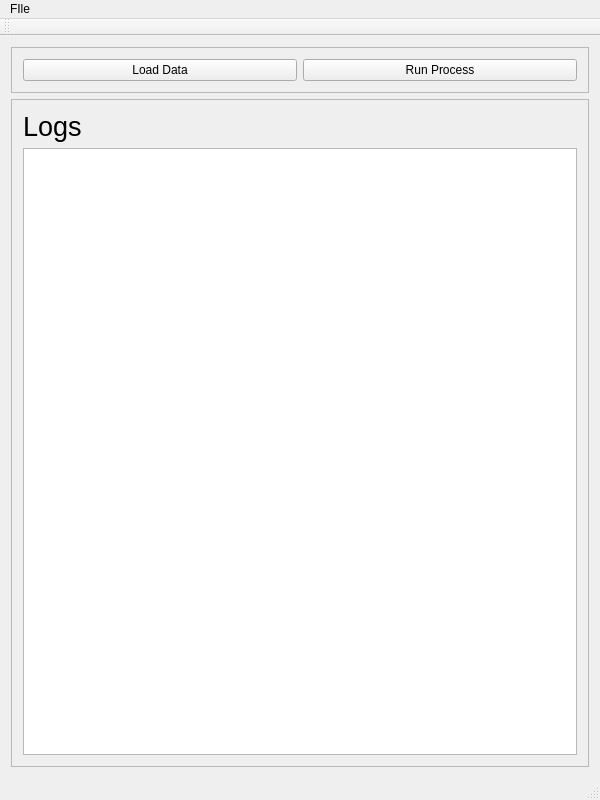
Qt form neuralNetwork/GUI.ui (ArturBraun/neural_network-) before a commit.
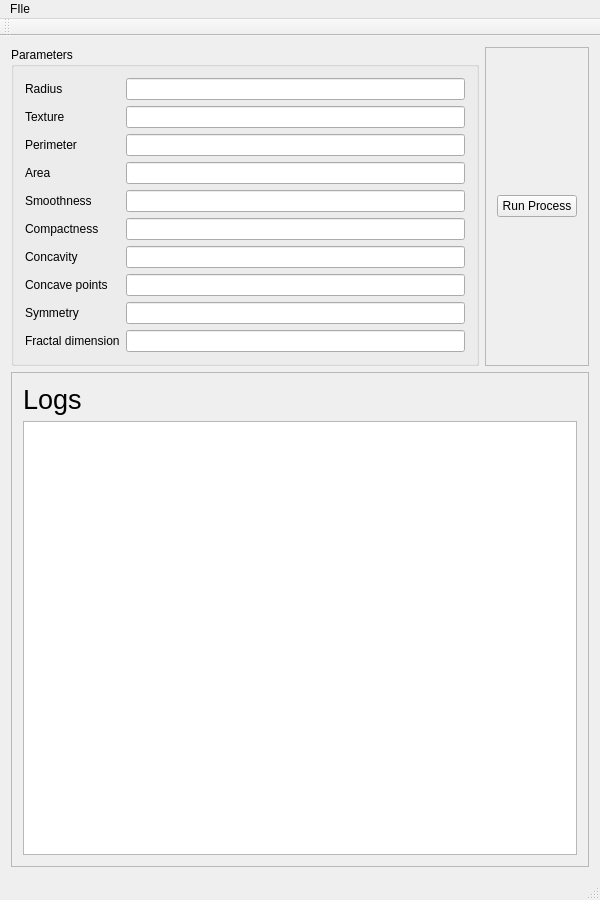
The same form after that commit.

What changed in the file:
```diff
--- a/neuralNetwork/GUI.ui
+++ b/neuralNetwork/GUI.ui
@@ -7,15 +7,124 @@
     <x>0</x>
     <y>0</y>
     <width>600</width>
-    <height>800</height>
+    <height>900</height>
    </rect>
   </property>
   <property name="windowTitle">
    <string>GUI</string>
   </property>
   <widget class="QWidget" name="centralWidget">
-   <layout class="QGridLayout" name="gridLayout_3">
+   <layout class="QGridLayout" name="gridLayout_4">
     <item row="0" column="0">
+     <widget class="QGroupBox" name="ParametersGroupBox">
+      <property name="title">
+       <string>Parameters</string>
+      </property>
+      <layout class="QGridLayout" name="gridLayout_2">
+       <item row="0" column="0">
+        <widget class="QLabel" name="RadiusLabel">
+         <property name="text">
+          <string>Radius</string>
+         </property>
+        </widget>
+       </item>
+       <item row="0" column="1">
+        <widget class="QLineEdit" name="RadiusLineEdit"/>
+       </item>
+       <item row="1" column="0">
+        <widget class="QLabel" name="TextureLabel">
+         <property name="text">
+          <string>Texture</string>
+         </property>
+        </widget>
+       </item>
+       <item row="1" column="1">
+        <widget class="QLineEdit" name="TextureLineEdit"/>
+       </item>
+       <item row="2" column="0">
+        <widget class="QLabel" name="PerimeterLabel">
+         <property name="text">
+          <string>Perimeter</string>
+         </property>
+        </widget>
+       </item>
+       <item row="2" column="1">
+        <widget class="QLineEdit" name="PerimeterLineEdit"/>
+       </item>
+       <item row="3" column="0">
+        <widget class="QLabel" name="AreaLabel">
+         <property name="text">
+          <string>Area</string>
+         </property>
+        </widget>
+       </item>
+       <item row="3" column="1">
+        <widget class="QLineEdit" name="AreaLineEdit"/>
+       </item>
+       <item row="4" column="0">
+        <widget class="QLabel" name="SmoothnessLabel">
+         <property name="text">
+          <string>Smoothness</string>
+         </property>
+        </widget>
+       </item>
+       <item row="4" column="1">
+        <widget class="QLineEdit" name="SmoothnessLineEdit"/>
+       </item>
+       <item row="5" column="0">
+        <widget class="QLabel" name="CompactnessLabel">
+         <property name="text">
+          <string>Compactness</string>
+         </property>
+        </widget>
+       </item>
+       <item row="5" column="1">
+        <widget class="QLineEdit" name="CompactnessLineEdit"/>
+       </item>
+       <item row="6" column="0">
+        <widget class="QLabel" name="ConcavityLabel">
+         <property name="text">
+          <string>Concavity</string>
+         </property>
+        </widget>
+       </item>
+       <item row="6" column="1">
+        <widget class="QLineEdit" name="ConcavityLineEdit"/>
+       </item>
+       <item row="7" column="0">
+        <widget class="QLabel" name="ConcavePointsLabel">
+         <property name="text">
+          <string>Concave points</string>
+         </property>
+        </widget>
+       </item>
+       <item row="7" column="1">
+        <widget class="QLineEdit" name="ConcavePointsLineEdit"/>
+       </item>
+       <item row="8" column="0">
+        <widget class="QLabel" name="SymmetryLabel">
+         <property name="text">
+          <string>Symmetry</string>
+         </property>
+        </widget>
+       </item>
+       <item row="8" column="1">
+        <widget class="QLineEdit" name="SymmetryLineEdit"/>
+       </item>
+       <item row="9" column="0">
+        <widget class="QLabel" name="FractalDimensionLabel">
+         <property name="text">
+          <string>Fractal dimension</string>
+         </property>
+        </widget>
+       </item>
+       <item row="9" column="1">
+        <widget class="QLineEdit" name="FractalDimensionLineEdit"/>
+       </item>
+      </layout>
+     </widget>
+    </item>
+    <item row="0" column="1">
      <widget class="QFrame" name="PushButtonsFrame">
       <property name="frameShape">
        <enum>QFrame::StyledPanel</enum>
@@ -23,15 +132,8 @@
       <property name="frameShadow">
        <enum>QFrame::Raised</enum>
       </property>
-      <layout class="QGridLayout" name="gridLayout_2">
+      <layout class="QGridLayout" name="gridLayout_3">
        <item row="0" column="0">
-        <widget class="QPushButton" name="LoadDataPushButton">
-         <property name="text">
-          <string>Load Data</string>
-         </property>
-        </widget>
-       </item>
-       <item row="0" column="1">
         <widget class="QPushButton" name="RunProcessPushButton">
          <property name="text">
           <string>Run Process</string>
@@ -41,7 +143,7 @@
       </layout>
      </widget>
     </item>
-    <item row="1" column="0">
+    <item row="1" column="0" colspan="2">
      <widget class="QFrame" name="LogsFrame">
       <property name="frameShape">
        <enum>QFrame::StyledPanel</enum>
```
